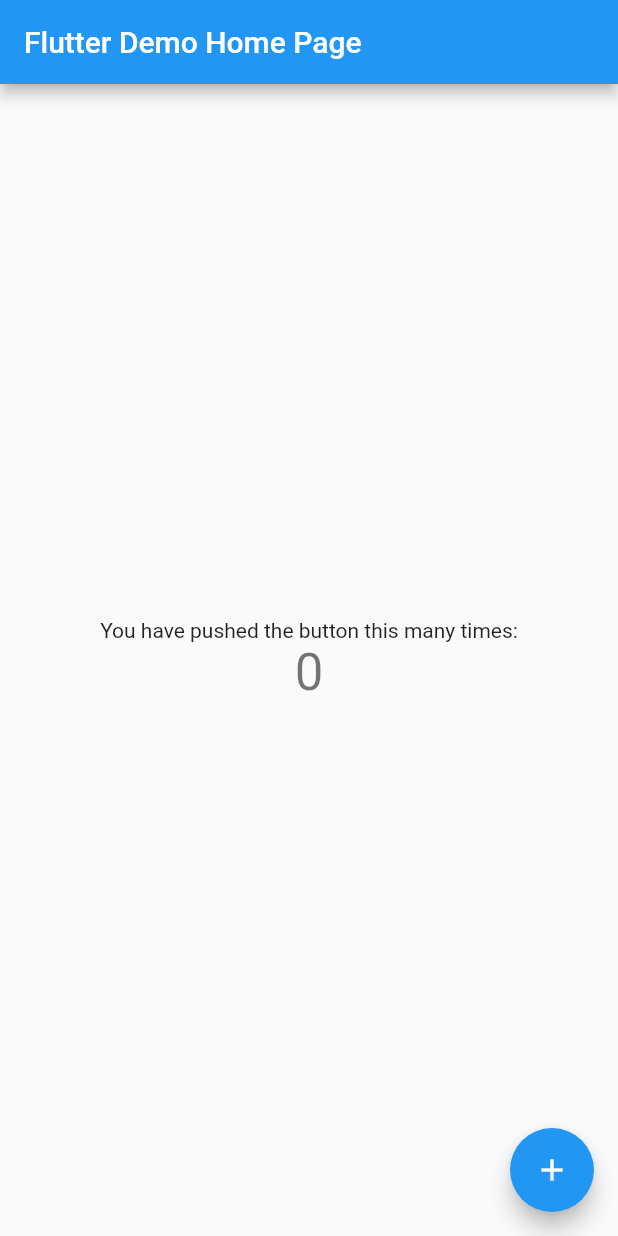
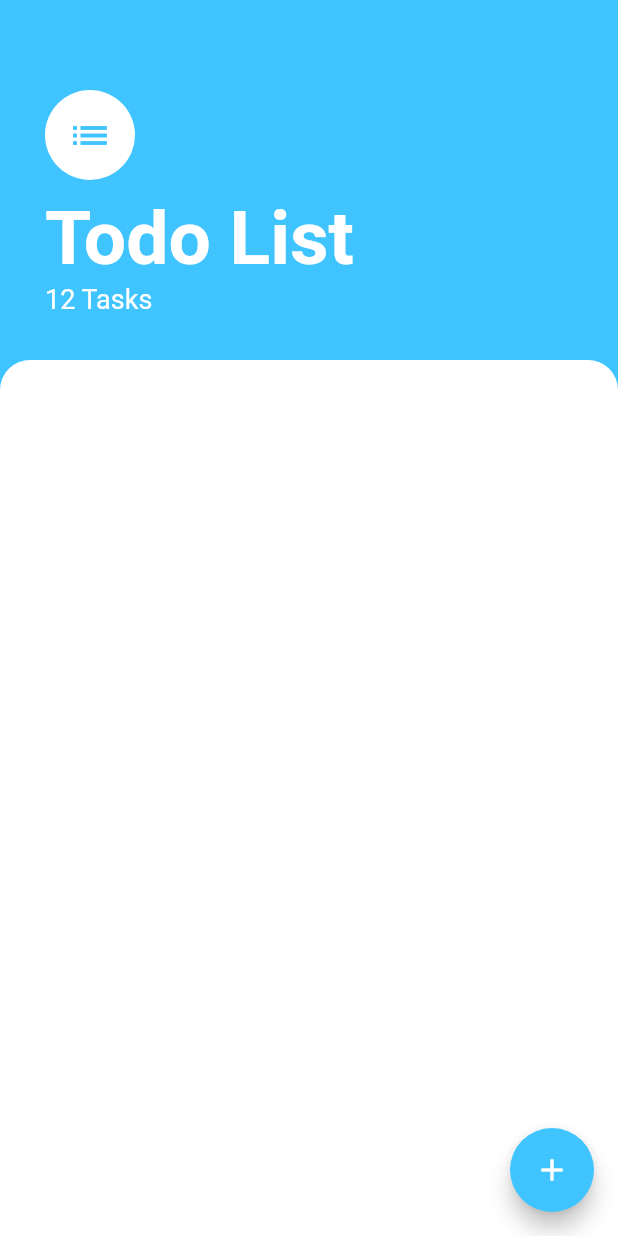
Before and after one commit to billy0402/flutter-todo-list, a Flutter app: the screen it shows after launch, on a phone screen of 412 x 824 dp. Run offline on Flutter 3.47's test engine with Material 2 defaults, Android fonts, the phone set to English and light mode, and no system bars.

Commit message:
feat(task_page): Designing the To-Do List App

```diff
--- a/lib/main.dart
+++ b/lib/main.dart
@@ -1,4 +1,6 @@
 import 'package:flutter/material.dart';
+
+import 'pages/task_page.dart';
 
 void main() {
   runApp(const MyApp());
@@ -7,109 +9,10 @@ void main() {
 class MyApp extends StatelessWidget {
   const MyApp({Key? key}) : super(key: key);
 
-  // This widget is the root of your application.
   @override
   Widget build(BuildContext context) {
-    return MaterialApp(
-      title: 'Flutter Demo',
-      theme: ThemeData(
-        // This is the theme of your application.
-        //
-        // Try running your application with "flutter run". You'll see the
-        // application has a blue toolbar. Then, without quitting the app, try
-        // changing the primarySwatch below to Colors.green and then invoke
-        // "hot reload" (press "r" in the console where you ran "flutter run",
-        // or simply save your changes to "hot reload" in a Flutter IDE).
-        // Notice that the counter didn't reset back to zero; the application
-        // is not restarted.
-        primarySwatch: Colors.blue,
-      ),
-      home: const MyHomePage(title: 'Flutter Demo Home Page'),
+    return const MaterialApp(
+      home: TaskPage(),
     );
   }
 }
-
-class MyHomePage extends StatefulWidget {
-  const MyHomePage({Key? key, required this.title}) : super(key: key);
-
-  // This widget is the home page of your application. It is stateful, meaning
-  // that it has a State object (defined below) that contains fields that affect
-  // how it looks.
-
-  // This class is the configuration for the state. It holds the values (in this
-  // case the title) provided by the parent (in this case the App widget) and
-  // used by the build method of the State. Fields in a Widget subclass are
-  // always marked "final".
-
-  final String title;
-
-  @override
-  State<MyHomePage> createState() => _MyHomePageState();
-}
-
-class _MyHomePageState extends State<MyHomePage> {
-  int _counter = 0;
-
-  void _incrementCounter() {
-    setState(() {
-      // This call to setState tells the Flutter framework that something has
-      // changed in this State, which causes it to rerun the build method below
-      // so that the display can reflect the updated values. If we changed
-      // _counter without calling setState(), then the build method would not be
-      // called again, and so nothing would appear to happen.
-      _counter++;
-    });
-  }
-
-  @override
-  Widget build(BuildContext context) {
-    // This method is rerun every time setState is called, for instance as done
-    // by the _incrementCounter method above.
-    //
-    // The Flutter framework has been optimized to make rerunning build methods
-    // fast, so that you can just rebuild anything that needs updating rather
-    // than having to individually change instances of widgets.
-    return Scaffold(
-      appBar: AppBar(
-        // Here we take the value from the MyHomePage object that was created by
-        // the App.build method, and use it to set our appbar title.
-        title: Text(widget.title),
-      ),
-      body: Center(
-        // Center is a layout widget. It takes a single child and positions it
-        // in the middle of the parent.
-        child: Column(
-          // Column is also a layout widget. It takes a list of children and
-          // arranges them vertically. By default, it sizes itself to fit its
-          // children horizontally, and tries to be as tall as its parent.
-          //
-          // Invoke "debug painting" (press "p" in the console, choose the
-          // "Toggle Debug Paint" action from the Flutter Inspector in Android
-          // Studio, or the "Toggle Debug Paint" command in Visual Studio Code)
-          // to see the wireframe for each widget.
-          //
-          // Column has various properties to control how it sizes itself and
-          // how it positions its children. Here we use mainAxisAlignment to
-          // center the children vertically; the main axis here is the vertical
-          // axis because Columns are vertical (the cross axis would be
-          // horizontal).
-          mainAxisAlignment: MainAxisAlignment.center,
-          children: <Widget>[
-            const Text(
-              'You have pushed the button this many times:',
-            ),
-            Text(
-              '$_counter',
-              style: Theme.of(context).textTheme.headline4,
-            ),
-          ],
-        ),
-      ),
-      floatingActionButton: FloatingActionButton(
-        onPressed: _incrementCounter,
-        tooltip: 'Increment',
-        child: const Icon(Icons.add),
-      ), // This trailing comma makes auto-formatting nicer for build methods.
-    );
-  }
-}
--- /dev/null
+++ b/lib/pages/task_page.dart
@@ -0,0 +1,71 @@
+import 'package:flutter/material.dart';
+
+class TaskPage extends StatelessWidget {
+  const TaskPage({Key? key}) : super(key: key);
+
+  @override
+  Widget build(BuildContext context) {
+    return Scaffold(
+      backgroundColor: Colors.lightBlueAccent,
+      floatingActionButton: FloatingActionButton(
+        backgroundColor: Colors.lightBlueAccent,
+        onPressed: () {},
+        child: const Icon(Icons.add),
+      ),
+      body: Column(
+        crossAxisAlignment: CrossAxisAlignment.start,
+        children: <Widget>[
+          Container(
+            padding: const EdgeInsets.only(
+              top: 60.0,
+              left: 30.0,
+              right: 30.0,
+              bottom: 30.0,
+            ),
+            child: Column(
+              crossAxisAlignment: CrossAxisAlignment.start,
+              children: const <Widget>[
+                CircleAvatar(
+                  backgroundColor: Colors.white,
+                  radius: 30.0,
+                  child: Icon(
+                    Icons.list,
+                    color: Colors.lightBlueAccent,
+                    size: 30.0,
+                  ),
+                ),
+                SizedBox(height: 10.0),
+                Text(
+                  'Todo List',
+                  style: TextStyle(
+                    color: Colors.white,
+                    fontSize: 50.0,
+                    fontWeight: FontWeight.w700,
+                  ),
+                ),
+                Text(
+                  '12 Tasks',
+                  style: TextStyle(
+                    color: Colors.white,
+                    fontSize: 18.0,
+                  ),
+                ),
+              ],
+            ),
+          ),
+          Expanded(
+            child: Container(
+              decoration: const BoxDecoration(
+                color: Colors.white,
+                borderRadius: BorderRadius.only(
+                  topLeft: Radius.circular(20.0),
+                  topRight: Radius.circular(20.0),
+                ),
+              ),
+            ),
+          ),
+        ],
+      ),
+    );
+  }
+}
```
